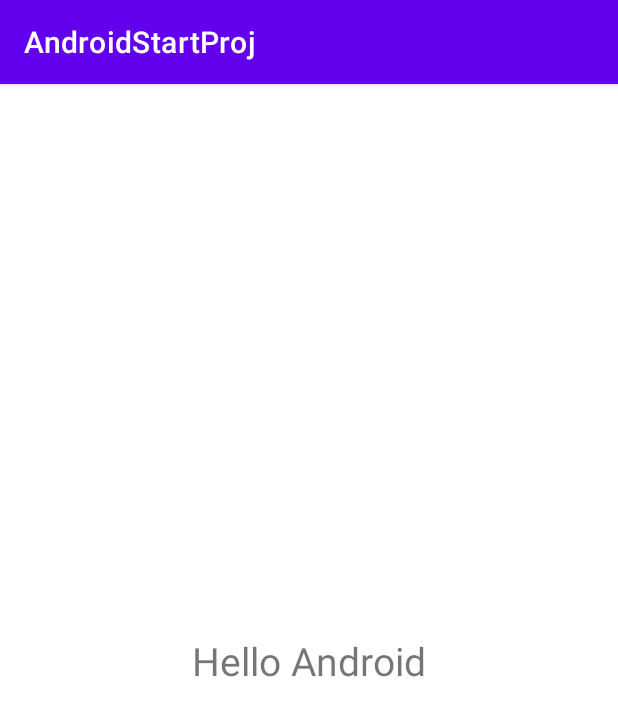
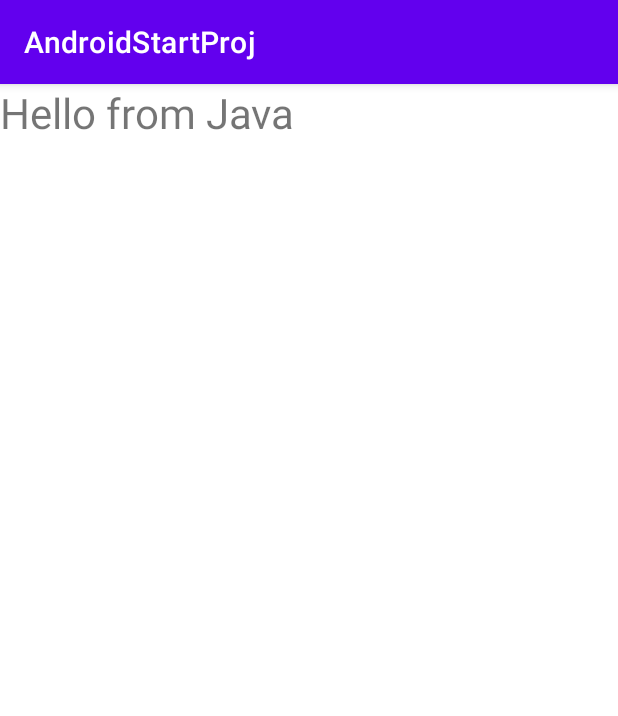
Before and after one commit to Roodeek/AndroidStartProj, an Android app: the screen it shows after launch (MainActivity), on a phone screen of 412 x 824 dp. Shown: the top 716 px of the screen. Run offline under Robolectric (Android 15) with nearby library versions, the phone set to English and light mode, and no system bars.

Commit message:
Added xml layout and change text if java

```diff
--- a/app/src/main/java/ru/synergy/androidstartproj/MainActivity.java
+++ b/app/src/main/java/ru/synergy/androidstartproj/MainActivity.java
@@ -11,25 +11,28 @@ public class MainActivity extends AppCompatActivity {
     @Override
     protected void onCreate(Bundle savedInstanceState) {
         super.onCreate(savedInstanceState);
-        //setContentView(R.layout.activity_main);
+        setContentView(R.layout.second_layout);
 
-        ConstraintLayout constraintlayout = new ConstraintLayout(this);
+        TextView textView = (TextView) findViewById(R.id.header);
+        textView.setText("Hello from Java");
 
-        TextView textView = new TextView(this);
-        textView.setText("Hello Android");
-        textView.setTextSize(26);
-
-        ConstraintLayout.LayoutParams layoutParams = new ConstraintLayout.LayoutParams(
-                ConstraintLayout.LayoutParams.WRAP_CONTENT,
-                ConstraintLayout.LayoutParams.WRAP_CONTENT);
-
-        layoutParams.leftToLeft = ConstraintLayout.LayoutParams.PARENT_ID;
-        layoutParams.topToTop = ConstraintLayout.LayoutParams.PARENT_ID;
-        layoutParams.rightToRight = ConstraintLayout.LayoutParams.PARENT_ID;
-        layoutParams.bottomToBottom = ConstraintLayout.LayoutParams.PARENT_ID;
-
-        textView.setLayoutParams(layoutParams);
-        constraintlayout.addView(textView);
-        setContentView(constraintlayout);
+//        ConstraintLayout constraintlayout = new ConstraintLayout(this);
+//
+//        TextView textView = new TextView(this);
+//        textView.setText("Hello Android");
+//        textView.setTextSize(26);
+//
+//        ConstraintLayout.LayoutParams layoutParams = new ConstraintLayout.LayoutParams(
+//                ConstraintLayout.LayoutParams.WRAP_CONTENT,
+//                ConstraintLayout.LayoutParams.WRAP_CONTENT);
+//
+//        layoutParams.leftToLeft = ConstraintLayout.LayoutParams.PARENT_ID;
+//        layoutParams.topToTop = ConstraintLayout.LayoutParams.PARENT_ID;
+//        layoutParams.rightToRight = ConstraintLayout.LayoutParams.PARENT_ID;
+//        layoutParams.bottomToBottom = ConstraintLayout.LayoutParams.PARENT_ID;
+//
+//        textView.setLayoutParams(layoutParams);
+//        constraintlayout.addView(textView);
+        //setContentView(constraintlayout);
     }
 }
--- /dev/null
+++ b/app/src/main/res/layout/second_layout.xml
@@ -0,0 +1,13 @@
+<?xml version="1.0" encoding="utf-8"?>
+<androidx.constraintlayout.widget.ConstraintLayout xmlns:android="http://schemas.android.com/apk/res/android"
+    android:layout_width="match_parent"
+    android:layout_height="match_parent">
+
+    <TextView
+        android:id="@+id/header"
+        android:text="Welcome to Android"
+        android:textSize="28sp"
+        android:layout_width="match_parent"
+        android:layout_height="match_parent"/>
+
+</androidx.constraintlayout.widget.ConstraintLayout>
```
